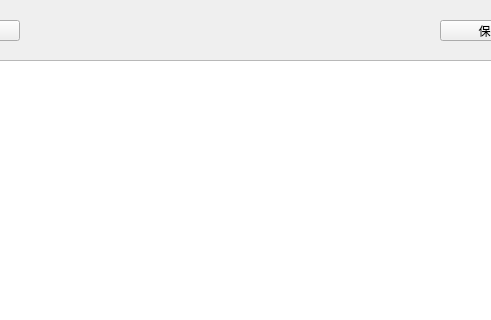
Shiokiri/de-education, file Data Structure/Notebook/widget.ui: the form before one commit; both pictures show x 480 to 971 and y 0 to 320 of the 1057 by 607 pixel window.
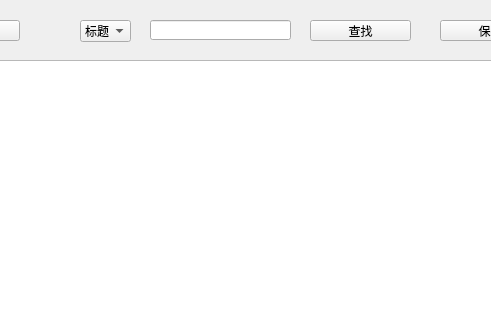
The form after the commit.

The edit to the form file:
```diff
--- a/Data Structure/Notebook/widget.ui
+++ b/Data Structure/Notebook/widget.ui
@@ -227,6 +227,49 @@
     </rect>
    </property>
   </widget>
+  <widget class="QLineEdit" name="searchEdit">
+   <property name="geometry">
+    <rect>
+     <x>630</x>
+     <y>20</y>
+     <width>141</width>
+     <height>20</height>
+    </rect>
+   </property>
+  </widget>
+  <widget class="QComboBox" name="searchComboBox">
+   <property name="geometry">
+    <rect>
+     <x>560</x>
+     <y>20</y>
+     <width>51</width>
+     <height>22</height>
+    </rect>
+   </property>
+   <item>
+    <property name="text">
+     <string>标题</string>
+    </property>
+   </item>
+   <item>
+    <property name="text">
+     <string>内容</string>
+    </property>
+   </item>
+  </widget>
+  <widget class="QPushButton" name="searchButton">
+   <property name="geometry">
+    <rect>
+     <x>790</x>
+     <y>20</y>
+     <width>101</width>
+     <height>21</height>
+    </rect>
+   </property>
+   <property name="text">
+    <string>查找</string>
+   </property>
+  </widget>
  </widget>
  <resources/>
  <connections/>
```
